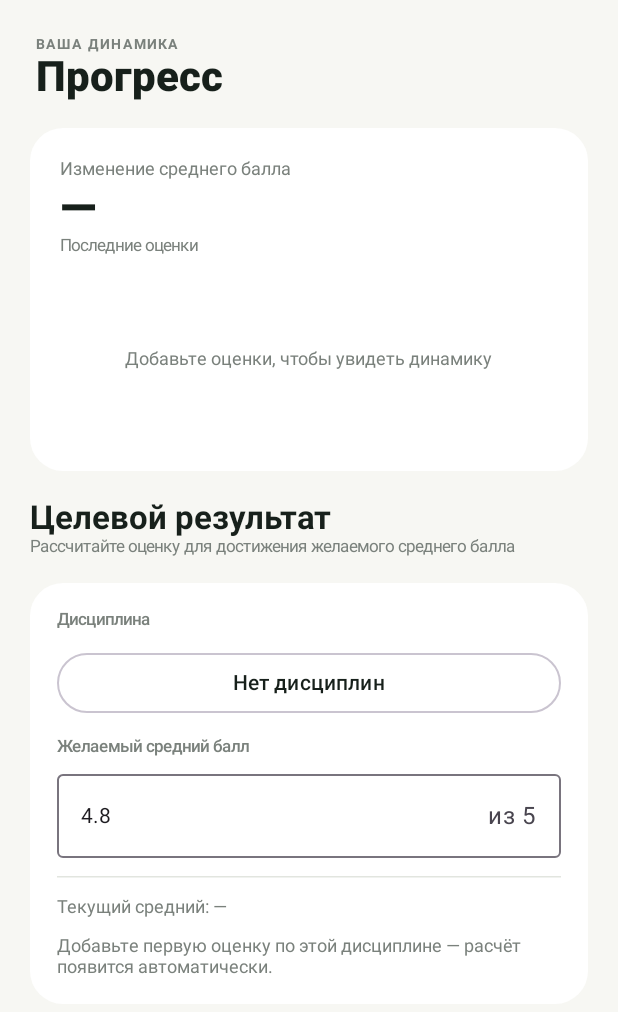
After one commit to kimdenis196203-alt/kgkgkepepfk, an Android app built with Jetpack Compose: the composable FigmaAnalyticsScreen called with empty values, on a phone screen of 412 x 824 dp. The commit adds this screen. Shown: the top 1012 px of the screen. Run offline under Robolectric (Android 15) with nearby library versions, the phone set to English and light mode, and no system bars.

Commit message:
[PO] Sprint 4: analyze Figma scope and prioritize analytics

```diff
--- a/app/src/main/java/com/example/studentperformance/MainActivity.kt
+++ b/app/src/main/java/com/example/studentperformance/MainActivity.kt
@@ -29,6 +29,7 @@ import androidx.compose.ui.text.style.TextOverflow
 import androidx.compose.ui.unit.dp
 import androidx.compose.ui.unit.sp
 import com.example.studentperformance.data.*
+import com.example.studentperformance.ui.screens.FigmaAnalyticsScreen
 import kotlinx.coroutines.launch
 import java.time.LocalDate
 import java.time.format.DateTimeFormatter
@@ -82,7 +83,7 @@ private fun StudentApp(repository: StudentRepository) {
                     when (tab) {
                         0 -> HomeScreen(disciplines, grades, onOpen = { selected = it })
                         1 -> GradesScreen(disciplines, grades, onOpen = { id -> selected = disciplines.find { it.id == id } })
-                        else -> AnalyticsScreen(disciplines, grades)
+                        else -> FigmaAnalyticsScreen(disciplines, grades)
                     }
                     Spacer(Modifier.weight(1f))
                     NavigationBar(containerColor = Color.White, tonalElevation = 0.dp) {
--- /dev/null
+++ b/app/src/main/java/com/example/studentperformance/ui/screens/FigmaAnalyticsScreen.kt
@@ -0,0 +1,131 @@
+package com.example.studentperformance.ui.screens
+
+import androidx.compose.foundation.Canvas
+import androidx.compose.foundation.background
+import androidx.compose.foundation.layout.*
+import androidx.compose.foundation.shape.RoundedCornerShape
+import androidx.compose.foundation.text.KeyboardOptions
+import androidx.compose.material3.*
+import androidx.compose.runtime.*
+import androidx.compose.ui.Alignment
+import androidx.compose.ui.Modifier
+import androidx.compose.ui.geometry.Offset
+import androidx.compose.ui.graphics.Path
+import androidx.compose.ui.graphics.drawscope.Stroke
+import androidx.compose.ui.graphics.Color
+import androidx.compose.ui.text.font.FontWeight
+import androidx.compose.ui.text.input.KeyboardType
+import androidx.compose.ui.text.style.TextOverflow
+import androidx.compose.ui.unit.dp
+import androidx.compose.ui.unit.sp
+import com.example.studentperformance.data.DisciplineEntity
+import com.example.studentperformance.data.GradeEntity
+import java.util.Locale
+
+private val AnalyticsInk = Color(0xFF17201B)
+private val AnalyticsMuted = Color(0xFF7A817C)
+private val AnalyticsLime = Color(0xFFA8ED79)
+private val AnalyticsBorder = Color(0xFFE2E5DF)
+
+@Composable
+fun FigmaAnalyticsScreen(disciplines: List<DisciplineEntity>, grades: List<GradeEntity>) {
+    var targetText by remember { mutableStateOf("4.8") }
+    var selectedId by remember(disciplines) { mutableStateOf(disciplines.firstOrNull()?.id ?: 0L) }
+    var menuExpanded by remember { mutableStateOf(false) }
+    val selectedDiscipline = disciplines.find { it.id == selectedId }
+    val subjectGrades = grades.filter { it.disciplineId == selectedId }
+    val target = targetText.replace(',', '.').toDoubleOrNull()?.coerceIn(2.0, 5.0) ?: 4.8
+    val needed = target * (subjectGrades.size + 1) - subjectGrades.sumOf { it.value }
+    val achievable = subjectGrades.isNotEmpty() && needed <= 5.0
+    val nextGrade = kotlin.math.ceil(needed).toInt().coerceAtLeast(2)
+    val recent = grades.sortedBy { it.date }.takeLast(8)
+    val average = grades.takeIf { it.isNotEmpty() }?.map { it.value }?.average()
+
+    Column(Modifier.fillMaxSize().background(Color(0xFFF7F7F3))) {
+        Column(Modifier.weight(1f).fillMaxWidth(), verticalArrangement = Arrangement.spacedBy(18.dp)) {
+            Column(Modifier.padding(start = 24.dp, end = 24.dp, top = 24.dp)) {
+                Text("ВАША ДИНАМИКА", color = AnalyticsMuted, fontSize = 9.sp, fontWeight = FontWeight.Bold, letterSpacing = 1.5.sp)
+                Text("Прогресс", color = AnalyticsInk, fontSize = 28.sp, fontWeight = FontWeight.ExtraBold)
+            }
+            Column(Modifier.fillMaxWidth().padding(horizontal = 20.dp).background(Color.White, RoundedCornerShape(22.dp)).padding(20.dp)) {
+                Text("Изменение среднего балла", color = AnalyticsMuted, fontSize = 12.sp)
+                Text(average?.let { String.format(Locale("ru", "RU"), "%.2f", it) } ?: "—", color = AnalyticsInk, fontSize = 32.sp, fontWeight = FontWeight.ExtraBold)
+                Text("Последние оценки", color = AnalyticsMuted, fontSize = 11.sp)
+                Spacer(Modifier.height(14.dp))
+                if (recent.isEmpty()) {
+                    Box(Modifier.fillMaxWidth().height(110.dp), contentAlignment = Alignment.Center) {
+                        Text("Добавьте оценки, чтобы увидеть динамику", color = AnalyticsMuted, fontSize = 12.sp)
+                    }
+                } else {
+                    Canvas(Modifier.fillMaxWidth().height(112.dp)) {
+                        val left = 8f
+                        val right = size.width - 8f
+                        val top = 8f
+                        val bottom = size.height - 8f
+                        for (line in 0..3) {
+                            val y = top + (bottom - top) * line / 3f
+                            drawLine(AnalyticsBorder, Offset(left, y), Offset(right, y), 1f)
+                        }
+                        val points = recent.mapIndexed { index, grade ->
+                            val x = if (recent.size == 1) (left + right) / 2f else left + (right - left) * index / (recent.size - 1)
+                            Offset(x, bottom - (grade.value - 2f) / 3f * (bottom - top))
+                        }
+                        if (points.size > 1) {
+                            val path = Path().apply {
+                                moveTo(points.first().x, points.first().y)
+                                points.drop(1).forEach { lineTo(it.x, it.y) }
+                            }
+                            drawPath(path, AnalyticsInk, style = Stroke(width = 4f))
+                        }
+                        points.forEach { drawCircle(AnalyticsLime, 6f, it); drawCircle(AnalyticsInk, 2.5f, it) }
+                    }
+                    Row(Modifier.fillMaxWidth(), horizontalArrangement = Arrangement.SpaceBetween) {
+                        Text("2", color = AnalyticsMuted, fontSize = 9.sp)
+                        Text("3", color = AnalyticsMuted, fontSize = 9.sp)
+                        Text("4", color = AnalyticsMuted, fontSize = 9.sp)
+                        Text("5", color = AnalyticsMuted, fontSize = 9.sp)
+                    }
+                }
+            }
+            Column(Modifier.padding(horizontal = 20.dp)) {
+                Text("Целевой результат", color = AnalyticsInk, fontSize = 22.sp, fontWeight = FontWeight.Bold)
+                Text("Рассчитайте оценку для достижения желаемого среднего балла", color = AnalyticsMuted, fontSize = 11.sp)
+            }
+            Column(Modifier.fillMaxWidth().padding(horizontal = 20.dp).background(Color.White, RoundedCornerShape(22.dp)).padding(18.dp), verticalArrangement = Arrangement.spacedBy(12.dp)) {
+                Text("Дисциплина", color = AnalyticsMuted, fontSize = 11.sp, fontWeight = FontWeight.SemiBold)
+                Box {
+                    OutlinedButton(onClick = { menuExpanded = true }, modifier = Modifier.fillMaxWidth()) {
+                        Text(selectedDiscipline?.name ?: "Нет дисциплин", color = AnalyticsInk, maxLines = 1, overflow = TextOverflow.Ellipsis)
+                    }
+                    DropdownMenu(expanded = menuExpanded, onDismissRequest = { menuExpanded = false }) {
+                        disciplines.forEach { item ->
+                            DropdownMenuItem(text = { Text(item.name) }, onClick = { selectedId = item.id; menuExpanded = false })
+                        }
+                    }
+                }
+                Text("Желаемый средний балл", color = AnalyticsMuted, fontSize = 11.sp, fontWeight = FontWeight.SemiBold)
+                OutlinedTextField(
+                    value = targetText,
+                    onValueChange = { value -> if (value.length <= 4 && value.all { it.isDigit() || it == '.' || it == ',' }) targetText = value },
+                    modifier = Modifier.fillMaxWidth(), singleLine = true,
+                    keyboardOptions = KeyboardOptions(keyboardType = KeyboardType.Decimal),
+                    suffix = { Text("из 5") }
+                )
+                HorizontalDivider(color = AnalyticsBorder)
+                val current = subjectGrades.takeIf { it.isNotEmpty() }?.map { it.value }?.average()
+                Text("Текущий средний: " + (current?.let { String.format(Locale("ru", "RU"), "%.2f", it) } ?: "—"), color = AnalyticsMuted, fontSize = 12.sp)
+                when {
+                    subjectGrades.isEmpty() -> Text("Добавьте первую оценку по этой дисциплине — расчёт появится автоматически.", color = AnalyticsMuted, fontSize = 12.sp)
+                    achievable -> {
+                        Text("Для достижения цели нужна оценка не ниже ${nextGrade}", color = AnalyticsInk, fontSize = 15.sp, fontWeight = FontWeight.Bold)
+                        Text("Расчёт учитывает ${subjectGrades.size} оценок по дисциплине.", color = AnalyticsMuted, fontSize = 11.sp)
+                    }
+                    else -> {
+                        Text("Цель недостижима одной следующей оценкой", color = Color(0xFFC3533D), fontSize = 15.sp, fontWeight = FontWeight.Bold)
+                        Text("Даже оценка 5 не позволит получить заданный средний балл за одну работу.", color = AnalyticsMuted, fontSize = 11.sp)
+                    }
+                }
+            }
+        }
+    }
+}
```
Also changed, not shown: 2 other files.
